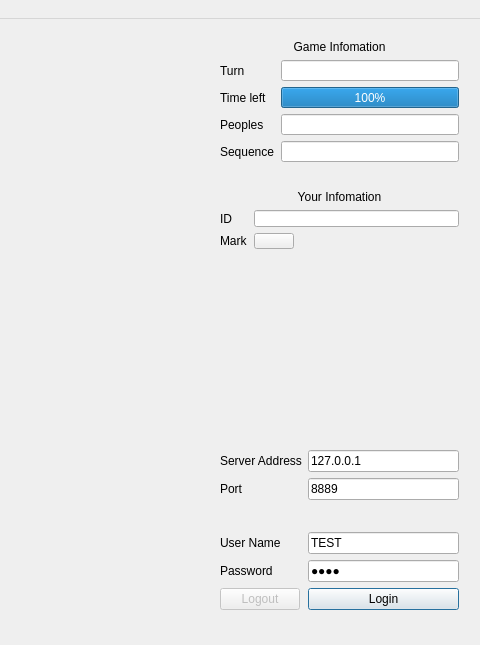
First picture: the form in Client.Qt/MainWindow.ui, repository HadesD/CaroOnline, before the edit; both pictures show x 491 to 971 and y 0 to 645 of the 971 by 645 pixel window.
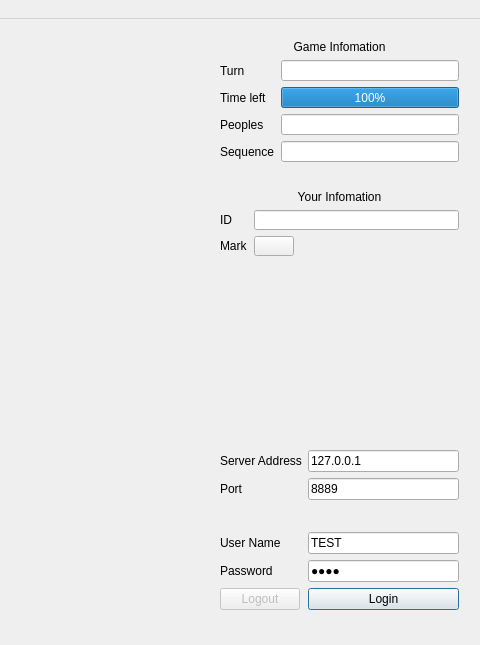
Second picture: the form after the edit. Icons and pictures are not drawn.

Commit message: GUI Qt fix button

```diff
--- a/Client.Qt/MainWindow.ui
+++ b/Client.Qt/MainWindow.ui
@@ -1309,7 +1309,7 @@
       <x>700</x>
       <y>420</y>
       <width>261</width>
-      <height>194</height>
+      <height>198</height>
      </rect>
     </property>
     <layout class="QFormLayout" name="loginFormLayout">
@@ -1554,10 +1554,13 @@
       <x>700</x>
       <y>160</y>
       <width>261</width>
-      <height>81</height>
+      <height>88</height>
      </rect>
     </property>
     <layout class="QFormLayout" name="playerInfoLayout">
+     <property name="verticalSpacing">
+      <number>6</number>
+     </property>
      <item row="0" column="0" colspan="2">
       <widget class="QLabel" name="label">
        <property name="locale">
```
Left out of the diff: 20 changed lines with no effect on the pictures. The commit also changes 3 other files.
